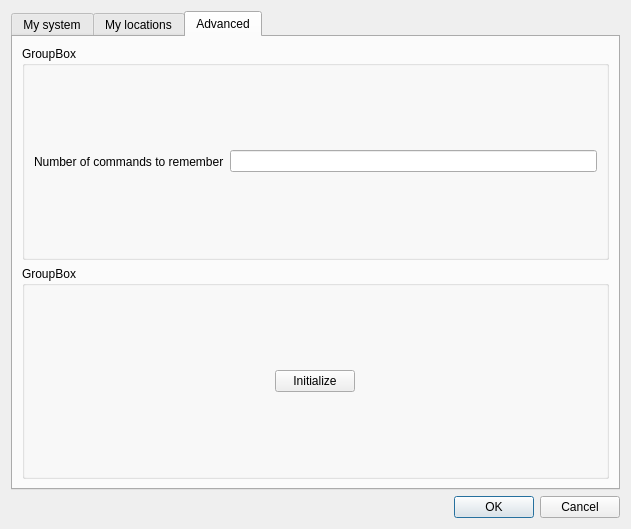
Above: dialogpreferences.ui from wybren1971/Fluxengine_GUI before the change. Below: the same form after it.
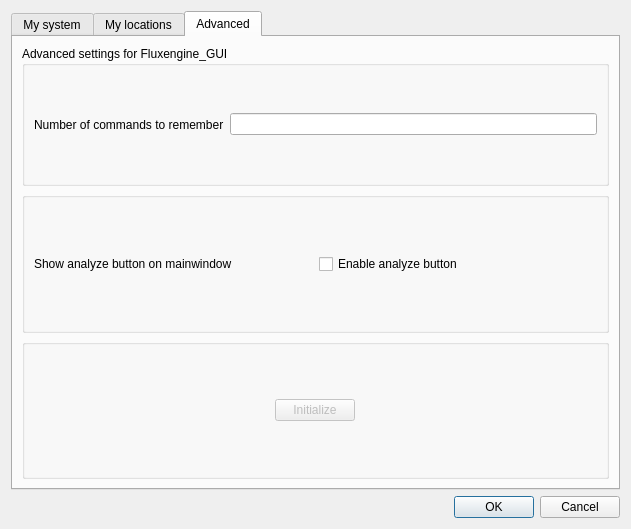
That is the form after the change.

Commit message: Added analyze option

What changed in the file:
```diff
--- a/dialogpreferences.ui
+++ b/dialogpreferences.ui
@@ -10,6 +10,12 @@
     <height>529</height>
    </rect>
   </property>
+  <property name="sizePolicy">
+   <sizepolicy hsizetype="Minimum" vsizetype="Preferred">
+    <horstretch>0</horstretch>
+    <verstretch>0</verstretch>
+   </sizepolicy>
+  </property>
   <property name="windowTitle">
    <string>Dialog</string>
   </property>
@@ -209,33 +215,17 @@
        <string>Advanced</string>
       </attribute>
       <layout class="QGridLayout" name="gridLayout">
-       <item row="0" column="0">
-        <widget class="QGroupBox" name="groupBox_7">
-         <property name="title">
-          <string>GroupBox</string>
-         </property>
-         <layout class="QHBoxLayout" name="horizontalLayout_4">
-          <item>
-           <widget class="QLabel" name="label">
-            <property name="text">
-             <string>Number of commands to remember</string>
-            </property>
-           </widget>
-          </item>
-          <item>
-           <widget class="QLineEdit" name="lineEdit"/>
-          </item>
-         </layout>
-        </widget>
-       </item>
-       <item row="1" column="0">
+       <item row="2" column="0">
         <widget class="QGroupBox" name="groupBox_8">
          <property name="title">
-          <string>GroupBox</string>
+          <string/>
          </property>
          <layout class="QGridLayout" name="gridLayout_5">
           <item row="0" column="0">
            <widget class="QPushButton" name="btnInitialize">
+            <property name="enabled">
+             <bool>false</bool>
+            </property>
             <property name="sizePolicy">
              <sizepolicy hsizetype="Fixed" vsizetype="Fixed">
               <horstretch>0</horstretch>
@@ -250,6 +240,60 @@
          </layout>
         </widget>
        </item>
+       <item row="0" column="0">
+        <widget class="QGroupBox" name="groupBox_7">
+         <property name="title">
+          <string>Advanced settings for Fluxengine_GUI</string>
+         </property>
+         <layout class="QHBoxLayout" name="horizontalLayout_4">
+          <item>
+           <widget class="QLabel" name="label">
+            <property name="text">
+             <string>Number of commands to remember</string>
+            </property>
+           </widget>
+          </item>
+          <item>
+           <widget class="QLineEdit" name="intNumberofcommands"/>
+          </item>
+         </layout>
+        </widget>
+       </item>
+       <item row="1" column="0">
+        <widget class="QGroupBox" name="groupBox_10">
+         <property name="sizePolicy">
+          <sizepolicy hsizetype="Minimum" vsizetype="Preferred">
+           <horstretch>0</horstretch>
+           <verstretch>0</verstretch>
+          </sizepolicy>
+         </property>
+         <property name="title">
+          <string/>
+         </property>
+         <layout class="QHBoxLayout" name="horizontalLayout_6">
+          <item>
+           <widget class="QLabel" name="label_2">
+            <property name="sizePolicy">
+             <sizepolicy hsizetype="Minimum" vsizetype="Preferred">
+              <horstretch>0</horstretch>
+              <verstretch>0</verstretch>
+             </sizepolicy>
+            </property>
+            <property name="text">
+             <string>Show analyze button on mainwindow</string>
+            </property>
+           </widget>
+          </item>
+          <item>
+           <widget class="QCheckBox" name="chkShowAnalyzeButton">
+            <property name="text">
+             <string>Enable analyze button</string>
+            </property>
+           </widget>
+          </item>
+         </layout>
+        </widget>
+       </item>
       </layout>
      </widget>
     </widget>
```
Left out of the diff: 31 changed lines with no effect on the pictures. The commit also changes 11 other files.
